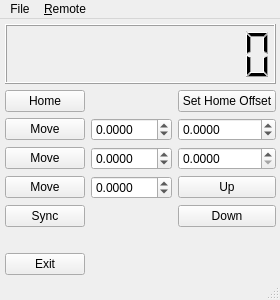
Qt form Gui/ZaberStage_gui.ui (JeremyPorquez/MicroscoperPython) before a commit.
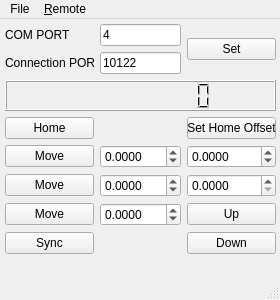
The same form after that commit.

Patch:
```diff
--- a/Gui/ZaberStage_gui.ui
+++ b/Gui/ZaberStage_gui.ui
@@ -26,7 +26,7 @@
       <x>0</x>
       <y>0</y>
       <width>281</width>
-      <height>261</height>
+      <height>288</height>
      </rect>
     </property>
     <layout class="QGridLayout" name="gridLayout">
@@ -42,7 +42,7 @@
      <property name="bottomMargin">
       <number>5</number>
      </property>
-     <item row="6" column="0" colspan="3">
+     <item row="8" column="0" colspan="3">
       <spacer name="horizontalSpacer_3">
        <property name="orientation">
         <enum>Qt::Horizontal</enum>
@@ -55,7 +55,7 @@
        </property>
       </spacer>
      </item>
-     <item row="4" column="1">
+     <item row="6" column="1">
       <widget class="QDoubleSpinBox" name="moveSpinbox3">
        <property name="decimals">
         <number>4</number>
@@ -68,69 +68,42 @@
        </property>
       </widget>
      </item>
-     <item row="5" column="0">
+     <item row="7" column="0">
       <widget class="QPushButton" name="syncButton">
        <property name="text">
         <string>Sync</string>
        </property>
       </widget>
      </item>
-     <item row="4" column="0">
-      <widget class="QPushButton" name="moveButton3">
-       <property name="text">
-        <string>Move</string>
-       </property>
-      </widget>
-     </item>
-     <item row="3" column="1">
-      <widget class="QDoubleSpinBox" name="moveSpinbox2">
-       <property name="decimals">
-        <number>4</number>
-       </property>
-       <property name="minimum">
-        <double>-400.000000000000000</double>
-       </property>
-       <property name="maximum">
-        <double>400.000000000000000</double>
-       </property>
-      </widget>
-     </item>
-     <item row="3" column="0">
-      <widget class="QPushButton" name="moveButton2">
-       <property name="text">
-        <string>Move</string>
-       </property>
-      </widget>
-     </item>
-     <item row="0" column="0" colspan="3">
+     <item row="2" column="0" colspan="3">
       <widget class="QLCDNumber" name="lcdNumber">
        <property name="digitCount">
         <number>10</number>
        </property>
       </widget>
      </item>
-     <item row="1" column="2">
-      <widget class="QPushButton" name="setHomeOffsetButton">
-       <property name="text">
-        <string>Set Home Offset</string>
-       </property>
-      </widget>
-     </item>
-     <item row="7" column="0">
+     <item row="9" column="0">
       <widget class="QPushButton" name="exitButton">
        <property name="text">
         <string>Exit</string>
        </property>
       </widget>
      </item>
-     <item row="1" column="0">
+     <item row="3" column="0">
       <widget class="QPushButton" name="homeButton">
        <property name="text">
         <string>Home</string>
        </property>
       </widget>
      </item>
-     <item row="2" column="1">
+     <item row="5" column="0">
+      <widget class="QPushButton" name="moveButton2">
+       <property name="text">
+        <string>Move</string>
+       </property>
+      </widget>
+     </item>
+     <item row="4" column="1">
       <widget class="QDoubleSpinBox" name="moveSpinbox1">
        <property name="decimals">
         <number>4</number>
@@ -143,14 +116,48 @@
        </property>
       </widget>
      </item>
-     <item row="2" column="0">
+     <item row="4" column="0">
       <widget class="QPushButton" name="moveButton1">
        <property name="text">
         <string>Move</string>
        </property>
       </widget>
      </item>
-     <item row="5" column="2">
+     <item row="3" column="2">
+      <widget class="QPushButton" name="setHomeOffsetButton">
+       <property name="text">
+        <string>Set Home Offset</string>
+       </property>
+      </widget>
+     </item>
+     <item row="5" column="1">
+      <widget class="QDoubleSpinBox" name="moveSpinbox2">
+       <property name="decimals">
+        <number>4</number>
+       </property>
+       <property name="minimum">
+        <double>-400.000000000000000</double>
+       </property>
+       <property name="maximum">
+        <double>400.000000000000000</double>
+       </property>
+      </widget>
+     </item>
+     <item row="6" column="0">
+      <widget class="QPushButton" name="moveButton3">
+       <property name="text">
+        <string>Move</string>
+       </property>
+      </widget>
+     </item>
+     <item row="6" column="2">
+      <widget class="QPushButton" name="upButton">
+       <property name="text">
+        <string>Up</string>
+       </property>
+      </widget>
+     </item>
+     <item row="7" column="2">
       <widget class="QPushButton" name="downButton">
        <property name="text">
         <string>Down</string>
@@ -158,23 +165,6 @@
       </widget>
      </item>
      <item row="4" column="2">
-      <widget class="QPushButton" name="upButton">
-       <property name="text">
-        <string>Up</string>
-       </property>
-      </widget>
-     </item>
-     <item row="3" column="2">
-      <widget class="QDoubleSpinBox" name="incSpinbox">
-       <property name="decimals">
-        <number>4</number>
-       </property>
-       <property name="singleStep">
-        <double>0.100000000000000</double>
-       </property>
-      </widget>
-     </item>
-     <item row="2" column="2">
       <widget class="QDoubleSpinBox" name="homeOffsetSpinbox">
        <property name="decimals">
         <number>4</number>
@@ -190,6 +180,51 @@
        </property>
       </widget>
      </item>
+     <item row="5" column="2">
+      <widget class="QDoubleSpinBox" name="incSpinbox">
+       <property name="decimals">
+        <number>4</number>
+       </property>
+       <property name="singleStep">
+        <double>0.100000000000000</double>
+       </property>
+      </widget>
+     </item>
+     <item row="0" column="1">
+      <widget class="QLineEdit" name="lineEditComport">
+       <property name="text">
+        <string>4</string>
+       </property>
+      </widget>
+     </item>
+     <item row="0" column="0">
+      <widget class="QLabel" name="labelComport">
+       <property name="text">
+        <string>COM PORT</string>
+       </property>
+      </widget>
+     </item>
+     <item row="1" column="0">
+      <widget class="QLabel" name="labelComport_2">
+       <property name="text">
+        <string>Connection PORT</string>
+       </property>
+      </widget>
+     </item>
+     <item row="1" column="1">
+      <widget class="QLineEdit" name="lineEditConnport">
+       <property name="text">
+        <string>10122</string>
+       </property>
+      </widget>
+     </item>
+     <item row="0" column="2" rowspan="2">
+      <widget class="QPushButton" name="buttonSetPorts">
+       <property name="text">
+        <string>Set</string>
+       </property>
+      </widget>
+     </item>
     </layout>
    </widget>
   </widget>
```
